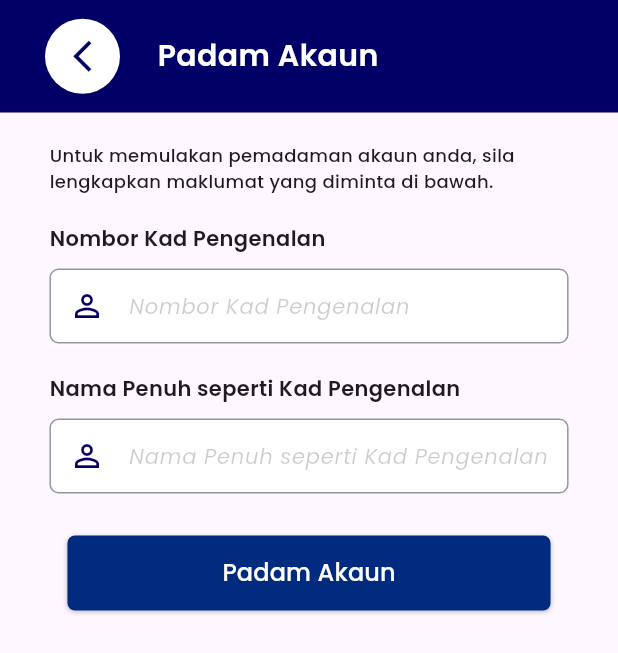
After one commit to iqmalje/korobori, a Flutter app: the DeletePage screen opened directly, on a phone screen of 412 x 824 dp. The commit adds this screen. Shown: the top 653 px of the screen. Run offline on Flutter 3.47's test engine with Material 3 defaults, Android fonts, the phone set to English and light mode, and no system bars; our stand-ins replace flutter_dotenv, flutter_svg, google_fonts, sqflite, supabase_flutter; accounts and stored records are empty.

Commit message:
delete page

```diff
--- /dev/null
+++ b/lib/urusetia/views/authentication/deletepage.dart
@@ -0,0 +1,119 @@
+import 'package:flutter/material.dart';
+import 'package:korobori/components/component.dart';
+
+class DeletePage extends StatefulWidget {
+  const DeletePage({super.key});
+
+  @override
+  State<DeletePage> createState() => _DeletePageState();
+}
+
+class _DeletePageState extends State<DeletePage> {
+  TextEditingController pengenalanController = TextEditingController(),
+      namaController = TextEditingController();
+  @override
+  Widget build(BuildContext context) {
+    return Material(
+      color: KoroboriComponent().getPrimaryColor(),
+      child: SafeArea(
+        bottom: false,
+        child: Scaffold(
+          appBar: KoroboriComponent()
+              .buildAppBarWithBackbutton('Padam Akaun', context),
+          body: Column(
+            children: [
+              Padding(
+                padding: EdgeInsets.symmetric(
+                    horizontal: MediaQuery.sizeOf(context).width * 0.08),
+                child: Column(
+                  children: [
+                    const SizedBox(
+                      height: 20,
+                    ),
+                    MediaQuery(
+                        data: MediaQuery.of(context)
+                            .copyWith(textScaleFactor: 1.0),
+                        child: Text(
+                          'Untuk memulakan pemadaman akaun anda, sila lengkapkan maklumat yang diminta di bawah.',
+                          style: KoroboriComponent().getTextStyle(
+                              fontSize: 12, fontWeight: FontWeight.w500),
+                        )),
+                    SizedBox(
+                      height: 20,
+                    ),
+                    Row(
+                      children: [
+                        MediaQuery(
+                            data: MediaQuery.of(context)
+                                .copyWith(textScaleFactor: 1.0),
+                            child: Text(
+                              'Nombor Kad Pengenalan',
+                              style: KoroboriComponent().getTextStyle(
+                                  fontSize: 14, fontWeight: FontWeight.w600),
+                            )),
+                      ],
+                    ),
+                    SizedBox(
+                      height: 10,
+                    ),
+                    KoroboriComponent()
+                        .buildInput(context, pengenalanController,
+                            prefixIcon: Icon(
+                              Icons.person_outline,
+                              color: KoroboriComponent().getPrimaryColor(),
+                            ),
+                            keyboardType: TextInputType.number,
+                            //onSubmit: (_) async => await logIn(),
+                            hintText: 'Nombor Kad Pengenalan'),
+                    const SizedBox(
+                      height: 20,
+                    ),
+                    Row(
+                      children: [
+                        MediaQuery(
+                          data: MediaQuery.of(context)
+                              .copyWith(textScaleFactor: 1.0),
+                          child: Text(
+                            'Nama Penuh seperti Kad Pengenalan',
+                            style: KoroboriComponent().getTextStyle(
+                                fontSize: 14, fontWeight: FontWeight.w600),
+                            overflow: TextOverflow.visible,
+                          ),
+                        ),
+                      ],
+                    ),
+                    SizedBox(
+                      height: 10,
+                    ),
+                    KoroboriComponent().buildInput(context, namaController,
+                        prefixIcon: Icon(
+                          Icons.person_outline,
+                          color: KoroboriComponent().getPrimaryColor(),
+                        ),
+
+                        //onSubmit: (_) async => await logIn(),
+                        hintText: 'Nama Penuh seperti Kad Pengenalan'),
+                    const SizedBox(
+                      height: 20,
+                    ),
+                    KoroboriComponent().blueButton(
+                      context,
+                      'Padam Akaun',
+                      () => Navigator.of(context).pushAndRemoveUntil(
+                          MaterialPageRoute(
+                            builder: (context) => const DeletePage(),
+                          ),
+                          (_) => false),
+                      width: MediaQuery.sizeOf(context).width * 1,
+                      height: 50,
+                    )
+                  ],
+                ),
+              )
+            ],
+          ),
+        ),
+      ),
+    );
+  }
+}
--- a/lib/urusetia/views/homepages/profilepage.dart
+++ b/lib/urusetia/views/homepages/profilepage.dart
@@ -4,6 +4,7 @@ import 'package:korobori/components/component.dart';
 import 'package:korobori/controller/authcontroller.dart';
 import 'package:korobori/models/account.dart';
 import 'package:korobori/providers/accountprovider.dart';
+import 'package:korobori/urusetia/views/authentication/deletepage.dart';
 import 'package:provider/provider.dart';
 
 class ProfilePage extends StatefulWidget {
@@ -171,8 +172,20 @@ class _ProfilePageState extends State<ProfilePage> {
                       buildDisplayBox('Nombor Telefon Ibu / Bapa / Penjaga',
                           account.scout!.parentPhoneNo),
                       const SizedBox(
-                        height: 15,
+                        height: 0,
                       ),
+                      KoroboriComponent().blueButton(
+                        context,
+                        'Padam Akaun',
+                        () => Navigator.of(context).pushAndRemoveUntil(
+                            MaterialPageRoute(
+                              builder: (context) => const DeletePage(),
+                            ),
+                            (_) => false),
+                        width: MediaQuery.sizeOf(context).width * 0.8,
+                        height: 50,
+                      ),
+
                       KoroboriComponent().blueButton(context, 'Log Keluar',
                           () => AuthController().logout(context),
                           width: MediaQuery.sizeOf(context).width * 0.8,
```
